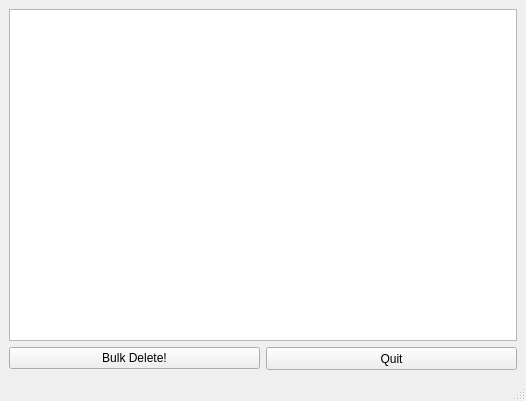
This is gui_widget.ui in bachp2/find_duplicate_images as Qt 5 draws it before an edit. The edited form follows.
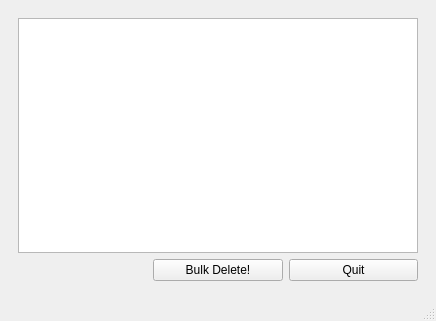
This is the edited form. Icons and pictures are not drawn.

Commit message: implements resizable window

```diff
--- a/gui_widget.ui
+++ b/gui_widget.ui
@@ -6,8 +6,8 @@
    <rect>
     <x>0</x>
     <y>0</y>
-    <width>526</width>
-    <height>401</height>
+    <width>436</width>
+    <height>321</height>
    </rect>
   </property>
   <property name="windowTitle">
@@ -18,30 +18,30 @@
     <normaloff>logo.png</normaloff>logo.png</iconset>
   </property>
   <widget class="QWidget" name="centralwidget">
+   <layout class="QHBoxLayout" name="horizontalLayout">
+    <item>
+     <widget class="QWidget" name="widget" native="true">
    <layout class="QGridLayout" name="gridLayout">
-    <item row="0" column="0" colspan="2">
+       <item row="0" column="0" colspan="3">
      <widget class="QListWidget" name="listWidget"/>
     </item>
     <item row="1" column="1">
-     <widget class="QPushButton" name="pushButton_2">
-      <property name="minimumSize">
-       <size>
-        <width>251</width>
-        <height>23</height>
-       </size>
-      </property>
-      <property name="text">
-       <string>Quit</string>
-      </property>
-     </widget>
-    </item>
-    <item row="1" column="0">
      <widget class="QPushButton" name="pushButton">
       <property name="text">
        <string>Bulk Delete!</string>
       </property>
      </widget>
     </item>
+       <item row="1" column="2">
+        <widget class="QPushButton" name="pushButton_2">
+         <property name="text">
+          <string>Quit</string>
+         </property>
+        </widget>
+       </item>
+      </layout>
+     </widget>
+    </item>
    </layout>
   </widget>
   <widget class="QMenuBar" name="menubar">
```
Left out of the diff: 4 changed lines with no effect on the pictures. Lines whose indentation alone changed are shown as unchanged. The commit also changes 4 other files.
